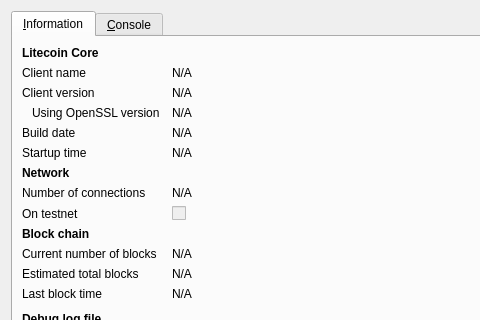
First picture: the form in src/qt/forms/rpcconsole.ui, repository HannanSolo/willienelsoncoin, before the edit; both pictures show x 0 to 480 and y 0 to 320 of the 740 by 450 pixel window.
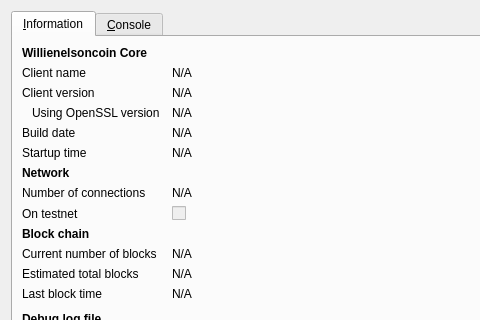
Second picture: the form after the edit. Icons and pictures are not drawn.

Diff of the .ui file:
```diff
--- a/src/qt/forms/rpcconsole.ui
+++ b/src/qt/forms/rpcconsole.ui
@@ -36,7 +36,7 @@
           </font>
          </property>
          <property name="text">
-          <string>Litecoin Core</string>
+          <string>Willienelsoncoin Core</string>
          </property>
         </widget>
        </item>
```
Left out of the diff: 6 changed lines with no effect on the pictures.
